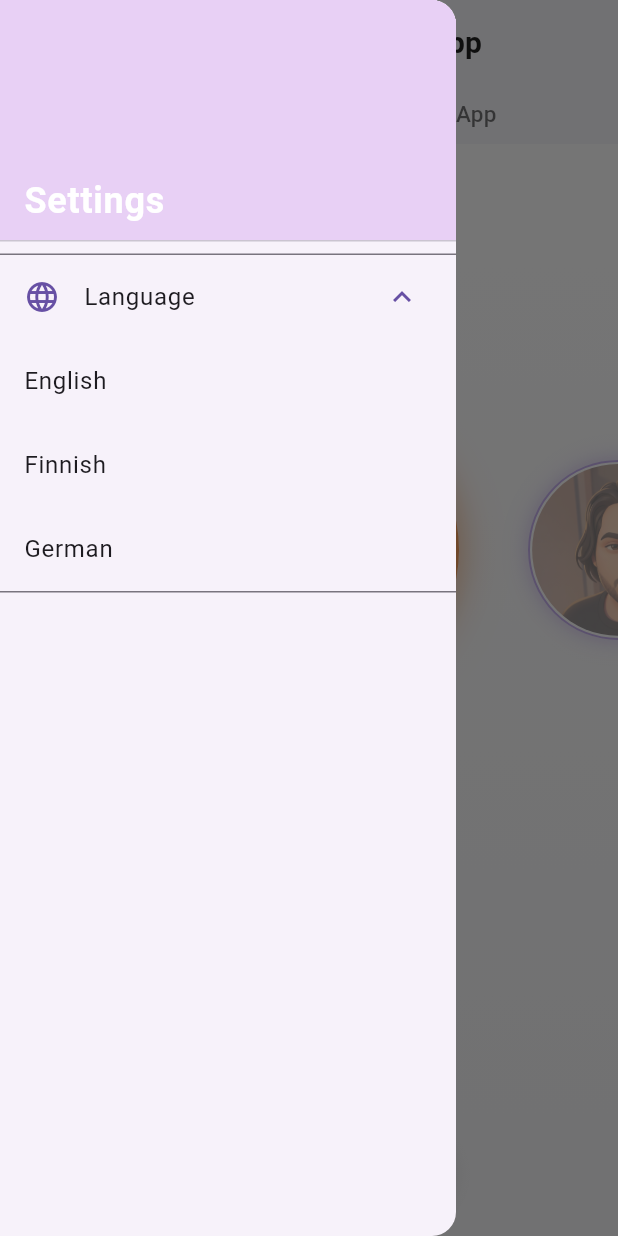
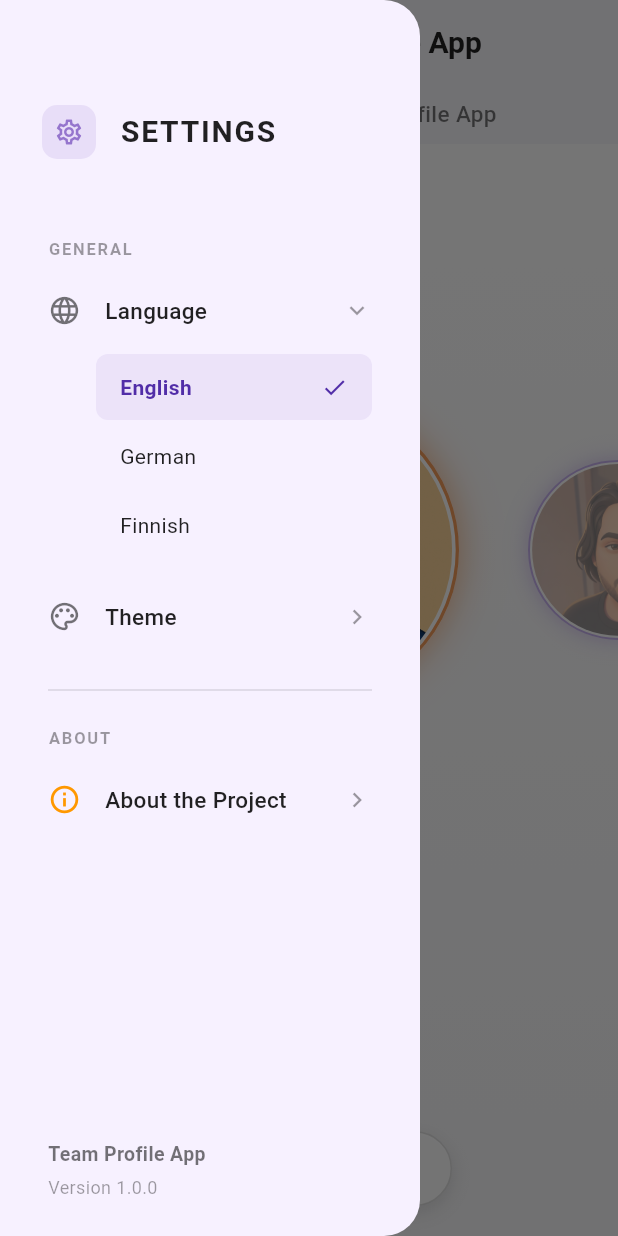
Before and after one commit to davidhepp/mobile-applications-portfolio, a Flutter app: the screen it shows after launch, in the side drawer, after a tap on "Language", on a phone screen of 412 x 824 dp. Run offline on Flutter 3.47's test engine with Material 3 defaults, Android fonts, the phone set to English and light mode, and no system bars.

Commit message:
Customized sidebar and added personal information

```diff
--- a/homework_2/lib/data/team_members.dart
+++ b/homework_2/lib/data/team_members.dart
@@ -19,11 +19,12 @@ const List<Member> teamMembers = [
     imagePath: 'assets/images/member2.png',
   ),
   Member(
-    name: 'Member Three',
-    role: 'Team Role',
-    intro: 'Short introduction here',
-    homeCountry: 'Country Name',
-    motto: 'Personal motto',
+    name: 'Hanna Potrykus',
+    role: 'Student',
+    intro:
+        'Software Engineering student at Tampere University of Applied Sciences.',
+    homeCountry: 'Germany',
+    motto: 'Just smile and wave, boys!',
     imagePath: 'assets/images/member3.png',
   ),
   Member(
--- a/homework_2/lib/pages/team_profile_page.dart
+++ b/homework_2/lib/pages/team_profile_page.dart
@@ -1,6 +1,8 @@
 import 'package:flutter/material.dart';
 
 import '../data/team_members.dart';
+import '../widgets/sidebar/language_tile.dart';
+import '../widgets/sidebar/settings_tile.dart';
 import '../widgets/team_member_carousel.dart';
 
 class TeamProfilePage extends StatelessWidget {
@@ -37,50 +39,139 @@ class TeamProfilePage extends StatelessWidget {
         ),
       ),
       drawer: Drawer(
-        child: ListView(
-          padding: EdgeInsets.zero,
+        backgroundColor: const Color.fromARGB(
+          255,
+          247,
+          241,
+          255,
+        ), // Very light purple
+        elevation: 0,
+        shape: const RoundedRectangleBorder(
+          borderRadius: BorderRadius.horizontal(right: Radius.circular(24)),
+        ),
+        width: 280,
+        child: SafeArea(
+          child: Column(
+            crossAxisAlignment: CrossAxisAlignment.start,
             children: [
-            const DrawerHeader(
+              // Header
+              Padding(
+                padding: const EdgeInsets.fromLTRB(28, 70, 28, 24),
+                child: Row(
+                  children: [
+                    Container(
+                      padding: const EdgeInsets.all(8),
                       decoration: BoxDecoration(
-                color: Color.fromARGB(255, 232, 208, 245),
+                        color: Colors.deepPurple.withOpacity(0.1),
+                        borderRadius: BorderRadius.circular(10),
                       ),
-              child: Align(
-                alignment: Alignment.bottomLeft,
-                child: Text(
-                  'Settings',
+                      child: Icon(
+                        Icons.settings_outlined,
+                        color: Colors.deepPurple.shade300,
+                        size: 20,
+                      ),
+                    ),
+                    const SizedBox(width: 16),
+                    const Text(
+                      'SETTINGS',
                       style: TextStyle(
-                    color: Colors.white,
-                    fontSize: 24,
+                        color: Colors.black87,
+                        fontSize: 20,
+                        letterSpacing: 1.2,
                         fontWeight: FontWeight.bold,
                       ),
                     ),
+                  ],
                 ),
               ),
-            ExpansionTile(
-              leading: const Icon(Icons.language),
-              title: const Text('Language'),
+
+              const SizedBox(height: 20),
+
+              // Settings List
+              Expanded(
+                child: ListView(
+                  padding: const EdgeInsets.symmetric(horizontal: 16),
+                  physics: const BouncingScrollPhysics(),
                   children: [
-                ListTile(
-                  title: const Text('English'),
+                    const Padding(
+                      padding: EdgeInsets.only(left: 16, bottom: 8, top: 8),
+                      child: Text(
+                        'GENERAL',
+                        style: TextStyle(
+                          fontSize: 11,
+                          fontWeight: FontWeight.bold,
+                          color: Colors.black38,
+                          letterSpacing: 1.2,
+                        ),
+                      ),
+                    ),
+                    const LanguageTile(),
+                    const SizedBox(height: 4),
+                    SettingsTile(
+                      title: 'Theme',
+                      icon: Icons.palette_outlined,
                       onTap: () {
                         Navigator.pop(context);
                       },
                     ),
-                ListTile(
-                  title: const Text('Finnish'),
-                  onTap: () {
-                    Navigator.pop(context);
-                  },
+
+                    const SizedBox(height: 16),
+                    const Divider(
+                      color: Colors.black12,
+                      thickness: 1,
+                      indent: 16,
+                      endIndent: 16,
                     ),
-                ListTile(
-                  title: const Text('German'),
+                    const SizedBox(height: 16),
+
+                    const Padding(
+                      padding: EdgeInsets.only(left: 16, bottom: 8),
+                      child: Text(
+                        'ABOUT',
+                        style: TextStyle(
+                          fontSize: 11,
+                          fontWeight: FontWeight.bold,
+                          color: Colors.black38,
+                          letterSpacing: 1.2,
+                        ),
+                      ),
+                    ),
+                    SettingsTile(
+                      title: 'About the Project',
+                      icon: Icons.info_outline,
+                      iconColor: Colors.orange,
                       onTap: () {
                         Navigator.pop(context);
                       },
                     ),
                   ],
                 ),
+              ),
+
+              // Footer
+              const Padding(
+                padding: EdgeInsets.symmetric(vertical: 24, horizontal: 32),
+                child: Column(
+                  crossAxisAlignment: CrossAxisAlignment.start,
+                  children: [
+                    Text(
+                      'Team Profile App',
+                      style: TextStyle(
+                        fontSize: 13,
+                        color: Colors.black54,
+                        fontWeight: FontWeight.w600,
+                      ),
+                    ),
+                    SizedBox(height: 4),
+                    Text(
+                      'Version 1.0.0',
+                      style: TextStyle(fontSize: 12, color: Colors.black38),
+                    ),
                   ],
+                ),
+              ),
+            ],
+          ),
         ),
       ),
       body: const SafeArea(
--- /dev/null
+++ b/homework_2/lib/widgets/sidebar/language_tile.dart
@@ -0,0 +1,70 @@
+import 'package:flutter/material.dart';
+import 'settings_tile.dart';
+
+class LanguageTile extends StatefulWidget {
+  const LanguageTile({super.key});
+
+  @override
+  State<LanguageTile> createState() => _LanguageTileState();
+}
+
+class _LanguageTileState extends State<LanguageTile> {
+  String _selectedLanguage = 'English';
+
+  @override
+  Widget build(BuildContext context) {
+    return SettingsTile(
+      title: 'Language',
+      icon: Icons.language,
+      onTap: () {},
+      children: ['English', 'German', 'Finnish'].map((lang) {
+        final isSelected = lang == _selectedLanguage;
+        return Padding(
+          padding: const EdgeInsets.only(bottom: 2),
+          child: InkWell(
+            onTap: () {
+              setState(() {
+                _selectedLanguage = lang;
+              });
+            },
+            borderRadius: BorderRadius.circular(8),
+            child: AnimatedContainer(
+              duration: const Duration(milliseconds: 200),
+              padding: const EdgeInsets.symmetric(horizontal: 16, vertical: 12),
+              decoration: BoxDecoration(
+                color: isSelected
+                    ? Colors.deepPurple.withOpacity(0.08)
+                    : Colors.transparent,
+                borderRadius: BorderRadius.circular(8),
+              ),
+              child: Row(
+                children: [
+                  Expanded(
+                    child: Text(
+                      lang,
+                      style: TextStyle(
+                        fontSize: 14,
+                        color: isSelected
+                            ? Colors.deepPurple.shade700
+                            : Colors.black87,
+                        fontWeight: isSelected
+                            ? FontWeight.w600
+                            : FontWeight.w400,
+                      ),
+                    ),
+                  ),
+                  if (isSelected)
+                    Icon(
+                      Icons.check,
+                      size: 18,
+                      color: Colors.deepPurple.shade700,
+                    ),
+                ],
+              ),
+            ),
+          ),
+        );
+      }).toList(),
+    );
+  }
+}
--- /dev/null
+++ b/homework_2/lib/widgets/sidebar/settings_tile.dart
@@ -0,0 +1,129 @@
+import 'package:flutter/material.dart';
+
+class SettingsTile extends StatefulWidget {
+  final String title;
+  final IconData icon;
+  final VoidCallback onTap;
+  final Color? iconColor;
+  final Widget? trailing;
+  final List<Widget>? children;
+
+  const SettingsTile({
+    super.key,
+    required this.title,
+    required this.icon,
+    required this.onTap,
+    this.iconColor,
+    this.trailing,
+    this.children,
+  });
+
+  @override
+  State<SettingsTile> createState() => _SettingsTileState();
+}
+
+class _SettingsTileState extends State<SettingsTile> {
+  bool _isActive = false;
+  bool _isExpanded = false;
+
+  void _handleTap() {
+    if (widget.children != null && widget.children!.isNotEmpty) {
+      setState(() {
+        _isExpanded = !_isExpanded;
+      });
+    } else {
+      widget.onTap();
+    }
+  }
+
+  @override
+  Widget build(BuildContext context) {
+    final Color iconColor =
+        widget.iconColor ?? (_isActive ? Colors.deepPurple : Colors.black54);
+    final Color textColor = _isActive
+        ? Colors.deepPurple.shade700
+        : Colors.black87;
+
+    final tile = Material(
+      color: Colors.transparent,
+      child: InkWell(
+        onTap: _handleTap,
+        onHighlightChanged: (isHighlighted) {
+          setState(() {
+            _isActive = isHighlighted;
+          });
+        },
+        onHover: (isHovering) {
+          setState(() {
+            _isActive = isHovering;
+          });
+        },
+        borderRadius: BorderRadius.circular(12),
+        hoverColor: Colors.orange.withOpacity(0.1),
+        splashColor: Colors.orange.withOpacity(0.1),
+        highlightColor: Colors.deepPurple.withOpacity(0.05),
+        child: AnimatedContainer(
+          duration: const Duration(milliseconds: 500),
+          padding: const EdgeInsets.symmetric(horizontal: 16, vertical: 14),
+          child: Row(
+            children: [
+              Icon(widget.icon, color: iconColor, size: 22),
+              const SizedBox(width: 16),
+              Expanded(
+                child: Text(
+                  widget.title,
+                  style: TextStyle(
+                    color: textColor,
+                    fontSize: 15,
+                    fontWeight: FontWeight.w500,
+                  ),
+                ),
+              ),
+              if (widget.children != null && widget.children!.isNotEmpty)
+                AnimatedRotation(
+                  turns: _isExpanded ? 0.25 : 0.0,
+                  duration: const Duration(milliseconds: 200),
+                  child: const Icon(
+                    Icons.chevron_right,
+                    color: Colors.black38,
+                    size: 20,
+                  ),
+                )
+              else
+                widget.trailing ??
+                    const Icon(
+                      Icons.chevron_right,
+                      color: Colors.black38,
+                      size: 20,
+                    ),
+            ],
+          ),
+        ),
+      ),
+    );
+
+    if (widget.children == null || widget.children!.isEmpty) {
+      return tile;
+    }
+
+    return Column(
+      crossAxisAlignment: CrossAxisAlignment.start,
+      children: [
+        tile,
+        if (_isExpanded)
+          Padding(
+            padding: const EdgeInsets.only(
+              left: 48,
+              top: 4,
+              bottom: 8,
+              right: 16,
+            ),
+            child: Column(
+              crossAxisAlignment: CrossAxisAlignment.stretch,
+              children: widget.children!,
+            ),
+          ),
+      ],
+    );
+  }
+}
```
Also changed, not shown: homework_2/assets/images/member3.png (added). Lines whose indentation alone changed are shown as unchanged.
